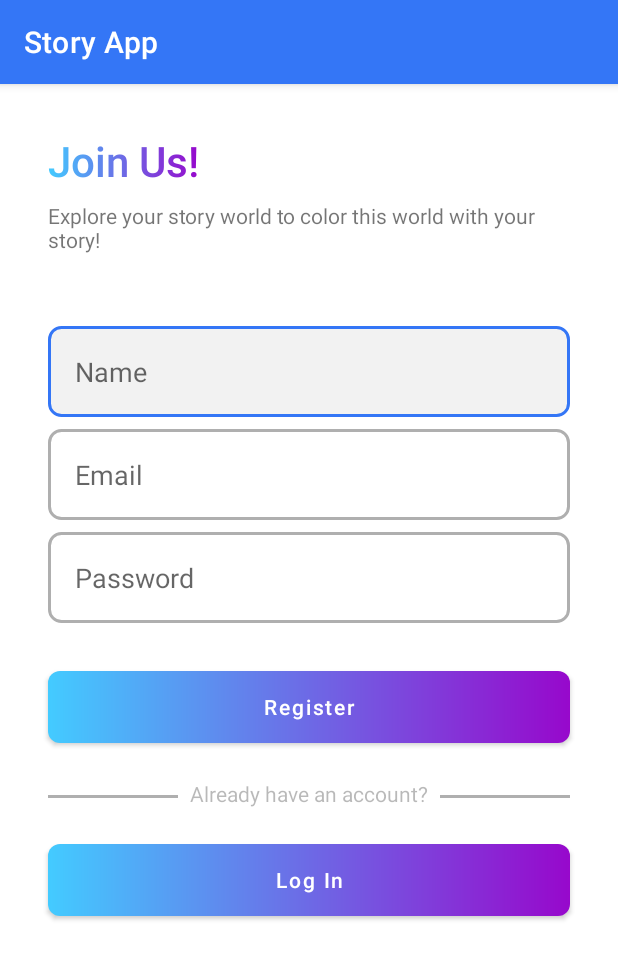
After one commit to tisnahadiana/StoryApp_2_Dicoding, an Android app: the RegisterActivity screen opened directly, with no data from a screen before it, on a phone screen of 412 x 824 dp. The commit adds this screen. Shown: the top 959 px of the screen. Run offline under Robolectric (Android 15) with nearby library versions, the phone set to English and light mode, and no system bars.

Commit message:
Fix Layout for Auth

```diff
--- a/app/src/main/AndroidManifest.xml
+++ b/app/src/main/AndroidManifest.xml
@@ -12,6 +12,12 @@
         android:supportsRtl="true"
         android:theme="@style/Theme.StoryApp"
         tools:targetApi="31">
+        <activity
+            android:name=".ui.register.RegisterActivity"
+            android:exported="false" />
+        <activity
+            android:name=".ui.login.LoginActivity"
+            android:exported="false" />
         <activity
             android:name=".ui.welcome.WelcomeActivity"
             android:exported="false" />
--- a/app/src/main/java/id/tisnahadiana/storyapp/data/local/room/RemoteKeysDao.kt
+++ b/app/src/main/java/id/tisnahadiana/storyapp/data/local/room/RemoteKeysDao.kt
@@ -8,11 +8,11 @@ import androidx.room.Query
 @Dao
 interface RemoteKeysDao {
     @Insert(onConflict = OnConflictStrategy.REPLACE)
-    suspend fun addAllRemoteKeys(allRemoteKeys: List<RemoteKeys>)
+    suspend fun addAll(remoteKeys: List<RemoteKeys>)
 
     @Query("SELECT * FROM remote_keys WHERE id = :id")
-    suspend fun getRemoteKeysId(id: String): RemoteKeys?
+    suspend fun getRemoteId(id: String): RemoteKeys?
 
     @Query("DELETE FROM remote_keys")
-    suspend fun removeAllRemoteKeys()
+    suspend fun deleteRemote()
 }
--- a/app/src/main/java/id/tisnahadiana/storyapp/data/local/room/StoryDao.kt
+++ b/app/src/main/java/id/tisnahadiana/storyapp/data/local/room/StoryDao.kt
@@ -15,5 +15,5 @@ interface StoryDao {
     suspend fun insertStories(vararg storyEntity: StoryEntity)
 
     @Query("DELETE FROM story")
-    suspend fun deleteAllStories()
+    fun deleteAllStories()
 }
--- a/app/src/main/java/id/tisnahadiana/storyapp/data/remote/responses/RegisterResponse.kt
+++ b/app/src/main/java/id/tisnahadiana/storyapp/data/remote/responses/RegisterResponse.kt
@@ -4,8 +4,8 @@ import com.google.gson.annotations.SerializedName
 
 data class RegisterResponse(
     @field:SerializedName("error")
-    val error: Boolean,
+    val error: Boolean? = null,
 
     @field:SerializedName("message")
-    val message: String
+    val message: String? = null
 )
--- /dev/null
+++ b/app/src/main/java/id/tisnahadiana/storyapp/ui/login/LoginViewModel.kt
@@ -0,0 +1,4 @@
+package id.tisnahadiana.storyapp.ui.login
+
+class LoginViewModel {
+}
--- /dev/null
+++ b/app/src/main/java/id/tisnahadiana/storyapp/ui/register/RegisterActivity.kt
@@ -0,0 +1,12 @@
+package id.tisnahadiana.storyapp.ui.register
+
+import androidx.appcompat.app.AppCompatActivity
+import android.os.Bundle
+import id.tisnahadiana.storyapp.R
+
+class RegisterActivity : AppCompatActivity() {
+    override fun onCreate(savedInstanceState: Bundle?) {
+        super.onCreate(savedInstanceState)
+        setContentView(R.layout.activity_register)
+    }
+}
--- /dev/null
+++ b/app/src/main/java/id/tisnahadiana/storyapp/ui/register/RegisterViewModel.kt
@@ -0,0 +1,4 @@
+package id.tisnahadiana.storyapp.ui.register
+
+class RegisterViewModel {
+}
--- /dev/null
+++ b/app/src/main/res/layout/activity_register.xml
@@ -0,0 +1,132 @@
+<?xml version="1.0" encoding="utf-8"?>
+<androidx.constraintlayout.widget.ConstraintLayout xmlns:android="http://schemas.android.com/apk/res/android"
+    xmlns:app="http://schemas.android.com/apk/res-auto"
+    xmlns:tools="http://schemas.android.com/tools"
+    android:layout_width="match_parent"
+    android:layout_height="match_parent"
+    tools:context=".ui.register.RegisterActivity">
+
+    <id.tisnahadiana.storyapp.customview.GradientTextView
+        android:id="@+id/gtv_join_us"
+        style="@style/Text.Header"
+        android:layout_width="wrap_content"
+        android:layout_height="wrap_content"
+        android:layout_marginStart="32dp"
+        android:layout_marginTop="32dp"
+        android:text="@string/join_us"
+        android:textSize="28sp"
+        app:layout_constraintStart_toStartOf="parent"
+        app:layout_constraintTop_toTopOf="parent" />
+
+    <TextView
+        android:id="@+id/tv_introduction"
+        android:layout_width="0dp"
+        android:layout_height="wrap_content"
+        android:layout_marginTop="8dp"
+        android:layout_marginEnd="32dp"
+        android:text="@string/introduction"
+        app:layout_constraintEnd_toEndOf="parent"
+        app:layout_constraintStart_toStartOf="@+id/gtv_join_us"
+        app:layout_constraintTop_toBottomOf="@+id/gtv_join_us" />
+
+    <id.tisnahadiana.storyapp.customview.CustomEditText
+        android:id="@+id/ed_register_name"
+        style="@style/EditText"
+        android:layout_marginTop="48dp"
+        android:hint="@string/name"
+        app:layout_constraintEnd_toEndOf="@+id/tv_introduction"
+        app:layout_constraintStart_toStartOf="@+id/tv_introduction"
+        app:layout_constraintTop_toBottomOf="@+id/tv_introduction" />
+
+    <id.tisnahadiana.storyapp.customview.EmailEditText
+        android:id="@+id/ed_register_email"
+        style="@style/EditText"
+        android:layout_marginTop="8dp"
+        android:hint="@string/email"
+        android:inputType="textEmailAddress"
+        app:layout_constraintEnd_toEndOf="@+id/ed_register_name"
+        app:layout_constraintStart_toStartOf="@+id/ed_register_name"
+        app:layout_constraintTop_toBottomOf="@+id/ed_register_name" />
+
+    <id.tisnahadiana.storyapp.customview.PasswordEditText
+        android:id="@+id/ed_register_password"
+        style="@style/EditText"
+        android:layout_marginTop="8dp"
+        android:hint="@string/password"
+        android:inputType="textPassword"
+        app:layout_constraintEnd_toEndOf="@+id/ed_register_email"
+        app:layout_constraintStart_toStartOf="@+id/ed_register_email"
+        app:layout_constraintTop_toBottomOf="@+id/ed_register_email" />
+
+    <Button
+        android:id="@+id/btn_register"
+        style="@style/Button"
+        android:layout_width="0dp"
+        android:layout_height="wrap_content"
+        android:layout_marginTop="32dp"
+        android:contentDescription="@string/register_this_account"
+        android:text="@string/register"
+        app:layout_constraintEnd_toEndOf="@+id/ed_register_password"
+        app:layout_constraintStart_toStartOf="@+id/ed_register_password"
+        app:layout_constraintTop_toBottomOf="@+id/ed_register_password" />
+
+    <View
+        android:id="@+id/line1"
+        android:layout_width="0dp"
+        android:layout_height="2dp"
+        android:layout_marginEnd="8dp"
+        android:background="@color/gray"
+        app:layout_constraintBottom_toBottomOf="@id/tv_have_account"
+        app:layout_constraintEnd_toStartOf="@+id/tv_have_account"
+        app:layout_constraintStart_toStartOf="@+id/btn_register"
+        app:layout_constraintTop_toTopOf="@id/tv_have_account"
+        app:layout_constraintVertical_bias="0.6" />
+
+    <TextView
+        android:id="@+id/tv_have_account"
+        style="@style/Text.Caption"
+        android:layout_width="wrap_content"
+        android:layout_height="wrap_content"
+        android:layout_margin="24dp"
+        android:text="@string/have_account"
+        app:layout_constraintEnd_toEndOf="parent"
+        app:layout_constraintStart_toStartOf="parent"
+        app:layout_constraintTop_toBottomOf="@+id/btn_register" />
+
+    <View
+        android:id="@+id/line2"
+        android:layout_width="0dp"
+        android:layout_height="2dp"
+        android:layout_marginStart="8dp"
+        android:background="@color/gray"
+        app:layout_constraintBottom_toBottomOf="@id/tv_have_account"
+        app:layout_constraintEnd_toEndOf="@+id/btn_register"
+        app:layout_constraintStart_toEndOf="@+id/tv_have_account"
+        app:layout_constraintTop_toTopOf="@id/tv_have_account"
+        app:layout_constraintVertical_bias="0.6" />
+
+    <Button
+        android:id="@+id/btn_login"
+        style="@style/Button"
+        android:layout_width="0dp"
+        android:layout_height="wrap_content"
+        android:layout_marginTop="24dp"
+        android:contentDescription="@string/login_instead"
+        android:text="@string/login"
+        app:layout_constraintEnd_toEndOf="@+id/line2"
+        app:layout_constraintStart_toStartOf="@+id/line1"
+        app:layout_constraintTop_toBottomOf="@+id/tv_have_account" />
+
+    <ProgressBar
+        android:id="@+id/progress_bar"
+        android:layout_width="wrap_content"
+        android:layout_height="wrap_content"
+        android:visibility="invisible"
+        app:layout_constraintBottom_toBottomOf="parent"
+        app:layout_constraintEnd_toEndOf="parent"
+        app:layout_constraintStart_toStartOf="parent"
+        app:layout_constraintTop_toTopOf="parent"
+        app:layout_constraintVertical_bias="0.3" />
+
+
+</androidx.constraintlayout.widget.ConstraintLayout>
--- a/app/src/main/res/values/strings.xml
+++ b/app/src/main/res/values/strings.xml
@@ -9,7 +9,7 @@
     <string name="email_cannot_empty">Email cannot be empty</string>
     <string name="password_minimum">Password must consist of minimum 6 characters</string>
 
-    <!-- Welcome Activity. -->
+    <!-- Welcome. -->
     <string name="welcome">Welcome!</string>
     <string name="greeting">Come join us and enjoy your stories in a colorful world!</string>
     <string name="greeting1">See what your friends are up to!</string>
@@ -17,4 +17,20 @@
     <string name="greeting_picture">Greeting picture</string>
     <string name="get_started">Get Started</string>
 
+    <!-- Login. -->
+    <string name="email">Email</string>
+    <string name="password">Password</string>
+    <string name="name">Name</string>
+    <string name="login">Log In</string>
+    <string name="or">or</string>
+    <string name="register">Register</string>
+    <string name="register_an_account">Register an account</string>
+
+    <string name="join_us">Join Us!</string>
+    <string name="introduction">Explore your story world to color this world with your story!</string>
+    <string name="register_this_account">Register this account</string>
+    <string name="have_account">Already have an account?</string>
+    <string name="login_instead">Login instead</string>
+
+
 </resources>
```
Also changed, not shown: app/src/main/java/id/tisnahadiana/storyapp/data/remote/responses/LoginResponse.kt (+6 -6 lines), app/src/main/java/id/tisnahadiana/storyapp/ui/login/LoginActivity.kt (added, +12 -0 lines), app/src/main/res/layout/activity_login.xml (added, +122 -0 lines).
